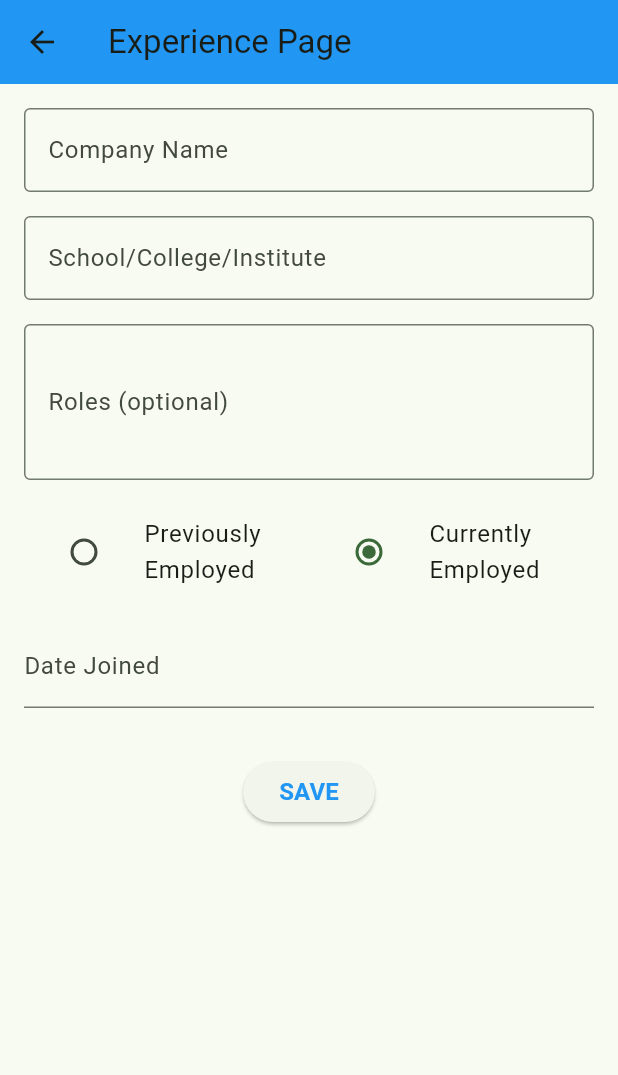
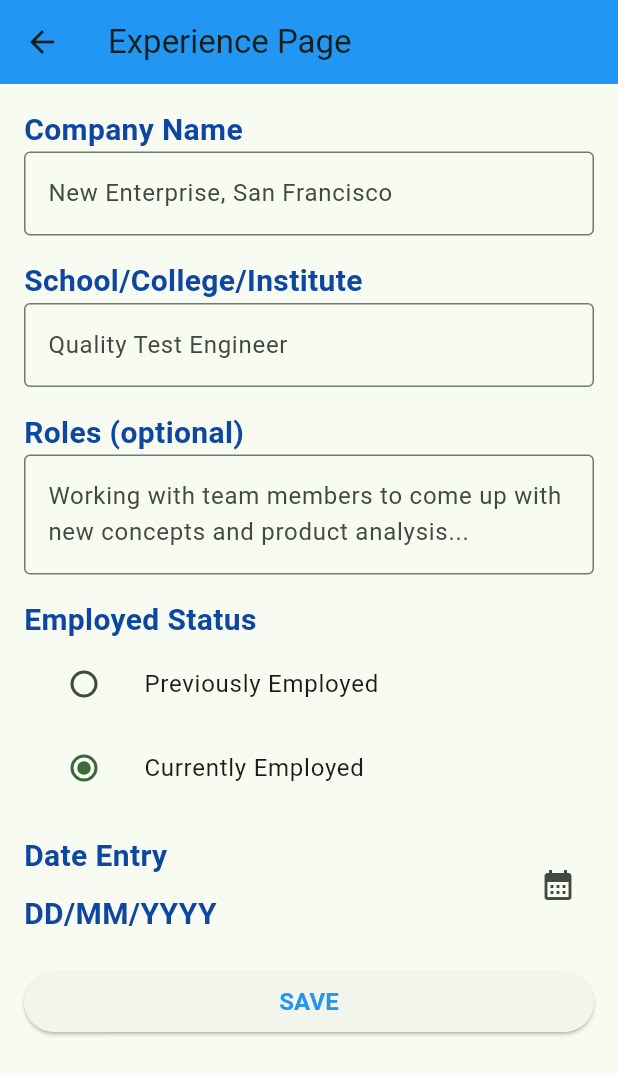
Before and after one commit to dhruv-bhalani/Resume_App, a Flutter app: the ExperiencesPage screen opened by its route, on a phone screen of 412 x 824 dp. Shown: the top 1075 px of the screen. Run offline on Flutter 3.47's test engine with Material 3 defaults, Android fonts, the phone set to English and light mode, and no system bars; our stand-ins replace image_picker.

```diff
--- a/lib/Routes/App_routes.dart
+++ b/lib/Routes/App_routes.dart
@@ -7,7 +7,6 @@ import 'package:resume_builder_app/views/Build_page/all_options/Contact_info_pag
 import 'package:resume_builder_app/views/Build_page/all_options/Declaration_page/Declaration_page.dart';
 import 'package:resume_builder_app/views/Build_page/all_options/Eduction_page/Eduction_page.dart';
 import 'package:resume_builder_app/views/Build_page/all_options/Experiences_page/Experiences_page.dart';
-import 'package:resume_builder_app/views/Build_page/all_options/Interest_page/Interest_page.dart';
 import 'package:resume_builder_app/views/Build_page/all_options/Personal_Details_page/Personal_details.dart';
 import 'package:resume_builder_app/views/Build_page/all_options/Projects_page/Projects_page.dart';
 import 'package:resume_builder_app/views/Build_page/all_options/References_page/References_page.dart';
@@ -51,11 +50,6 @@ class AppRoutes {
       'route': "experience_info_page",
     },
     {
-      'icon': "${iconpath}certificate.png",
-      'title': "Technical Skills",
-      'route': "technical_Skills_page",
-    },
-    {
       'icon': "${iconpath}open-book.png",
       'title': "Interest/Hobbies",
       'route': "Interest/Hobbies_page",
@@ -92,10 +86,9 @@ class AppRoutes {
     alloptions[3]['route']: (context) => const EductionPage(),
     alloptions[4]['route']: (context) => const ExperiencesPage(),
     alloptions[5]['route']: (context) => const TechnicalSkillsPage(),
-    alloptions[6]['route']: (context) => const InterestPage(),
-    alloptions[7]['route']: (context) => const ProjectsPage(),
-    alloptions[8]['route']: (context) => const AchievementsPage(),
-    alloptions[9]['route']: (context) => const ReferencesPage(),
-    alloptions[10]['route']: (context) => const DeclarationPage(),
+    alloptions[6]['route']: (context) => const ProjectsPage(),
+    alloptions[7]['route']: (context) => const AchievementsPage(),
+    alloptions[8]['route']: (context) => const ReferencesPage(),
+    alloptions[9]['route']: (context) => const DeclarationPage(),
   };
 }
--- a/lib/utils/globals.dart
+++ b/lib/utils/globals.dart
@@ -16,4 +16,5 @@ class Globals {
   static bool isChecked = false;
   static bool isCurrentlyEmployed = true;
   static List<String> languages = [];
+  static List<String> Technicalskills = [];
 }
--- a/lib/views/Build_page/all_options/Experiences_page/Experiences_page.dart
+++ b/lib/views/Build_page/all_options/Experiences_page/Experiences_page.dart
@@ -1,4 +1,5 @@
 import 'package:flutter/material.dart';
+import 'package:intl/intl.dart';
 import 'package:resume_builder_app/utils/extension.dart';
 import 'package:resume_builder_app/utils/globals.dart';
 
@@ -11,10 +12,10 @@ class ExperiencesPage extends StatefulWidget {
 
 class _ExperiencesPageState extends State<ExperiencesPage> {
   GlobalKey<FormState> formKey = GlobalKey<FormState>();
+  DateTime? date;
 
   @override
   Widget build(BuildContext context) {
-    var isCurrentlyEmployed;
     return Scaffold(
       appBar: AppBar(
         title: const Text('Experience Page'),
@@ -24,11 +25,18 @@ class _ExperiencesPageState extends State<ExperiencesPage> {
         padding: const EdgeInsets.all(16.0),
         child: Form(
           key: formKey,
-          child: Column(
+          child: ListView(
             children: [
+              Text(
+                "Company Name",
+                style: TextStyle(
+                  fontWeight: FontWeight.bold,
+                  fontSize: 20,
+                  color: Colors.blue[900],
+                ),
+              ),
               TextFormField(
                 decoration: const InputDecoration(
-                  labelText: 'Company Name',
                   hintText: 'New Enterprise, San Francisco',
                   border: OutlineInputBorder(),
                 ),
@@ -40,10 +48,17 @@ class _ExperiencesPageState extends State<ExperiencesPage> {
                   return null;
                 },
               ),
-              16.height,
+              16.height, // This should be an extension method for spacing
+              Text(
+                'School/College/Institute',
+                style: TextStyle(
+                  fontWeight: FontWeight.bold,
+                  fontSize: 20,
+                  color: Colors.blue[900],
+                ),
+              ),
               TextFormField(
                 decoration: const InputDecoration(
-                  labelText: 'School/College/Institute',
                   hintText: 'Quality Test Engineer',
                   border: OutlineInputBorder(),
                 ),
@@ -56,20 +71,33 @@ class _ExperiencesPageState extends State<ExperiencesPage> {
                 },
               ),
               16.height,
+              Text(
+                'Roles (optional)',
+                style: TextStyle(
+                  fontWeight: FontWeight.bold,
+                  fontSize: 20,
+                  color: Colors.blue[900],
+                ),
+              ),
               TextFormField(
                 decoration: const InputDecoration(
-                  labelText: 'Roles (optional)',
-                  hintText: 'Working with team members...',
+                  hintText:
+                      'Working with team members to come up with new concepts and product analysis...',
                   border: OutlineInputBorder(),
                 ),
                 onSaved: (value) => Globals.role = value,
-                maxLines: 3,
+                maxLines: 2,
               ),
               16.height,
-              Row(
-                children: [
-                  Expanded(
-                    child: ListTile(
+              Text(
+                'Employed Status',
+                style: TextStyle(
+                  fontWeight: FontWeight.bold,
+                  fontSize: 20,
+                  color: Colors.blue[900],
+                ),
+              ),
+              ListTile(
                 title: const Text('Previously Employed'),
                 leading: Radio<bool>(
                   value: false,
@@ -81,9 +109,7 @@ class _ExperiencesPageState extends State<ExperiencesPage> {
                   },
                 ),
               ),
-                  ),
-                  Expanded(
-                    child: ListTile(
+              ListTile(
                 title: const Text('Currently Employed'),
                 leading: Radio<bool>(
                   value: true,
@@ -95,47 +121,96 @@ class _ExperiencesPageState extends State<ExperiencesPage> {
                   },
                 ),
               ),
-                  ),
-                ],
-              ),
               16.height,
               Row(
                 children: [
                   Expanded(
-                    child: TextFormField(
-                      decoration: const InputDecoration(
-                        labelText: 'Date Joined',
-                        hintText: 'DD/MM/YYYY',
-                      ),
-                      onSaved: (value) => Globals.dateJoined = value,
-                      validator: (value) {
-                        if (value == null || value.isEmpty) {
-                          return 'Please enter the date joined';
-                        }
-                        return null;
-                      },
+                    child: Column(
+                      crossAxisAlignment: CrossAxisAlignment.start,
+                      children: [
+                        Text(
+                          'Date Entry',
+                          style: TextStyle(
+                            fontWeight: FontWeight.bold,
+                            fontSize: 20,
+                            color: Colors.blue[900],
                           ),
                         ),
-                  if (!Globals.isCurrentlyEmployed) 16.height,
-                  if (!Globals.isCurrentlyEmployed)
-                    Expanded(
-                      child: TextFormField(
-                        decoration: const InputDecoration(
-                          labelText: 'Date Exit',
-                          hintText: 'DD/MM/YYYY',
-                        ),
-                        onSaved: (value) => Globals.dateExit = value,
-                        validator: (value) {
-                          if (value == null || value.isEmpty) {
-                            return 'Please enter the date exit';
-                          }
-                          return null;
-                        },
+                        10.height,
+                        Text(
+                          date != null
+                              ? DateFormat('dd/MM/yyyy').format(date!)
+                              : 'DD/MM/YYYY',
+                          style: TextStyle(
+                            fontWeight: FontWeight.bold,
+                            fontSize: 20,
+                            color: Colors.blue[900],
                           ),
                         ),
                       ],
                     ),
-              const SizedBox(height: 32),
+                  ),
+                  IconButton(
+                    onPressed: () async {
+                      date = await showDatePicker(
+                        context: context,
+                        firstDate: DateTime(1900),
+                        lastDate: DateTime.now(),
+                        initialDate: DateTime.now(),
+                      );
+
+                      setState(() {});
+                    },
+                    icon: const Icon(Icons.calendar_month),
+                  ),
+                ],
+              ),
+              if (!Globals.isCurrentlyEmployed) 16.height,
+              if (!Globals.isCurrentlyEmployed)
+                Row(
+                  children: [
+                    Expanded(
+                      child: Column(
+                        crossAxisAlignment: CrossAxisAlignment.start,
+                        children: [
+                          Text(
+                            'Date Exit',
+                            style: TextStyle(
+                              fontWeight: FontWeight.bold,
+                              fontSize: 20,
+                              color: Colors.blue[900],
+                            ),
+                          ),
+                          10.height,
+                          Text(
+                            date != null
+                                ? DateFormat('dd/MM/yyyy').format(date!)
+                                : 'DD/MM/YYYY',
+                            style: TextStyle(
+                              fontWeight: FontWeight.bold,
+                              fontSize: 20,
+                              color: Colors.blue[900],
+                            ),
+                          ),
+                        ],
+                      ),
+                    ),
+                    IconButton(
+                      onPressed: () async {
+                        date = await showDatePicker(
+                          context: context,
+                          firstDate: DateTime(1900),
+                          lastDate: DateTime.now(),
+                          initialDate: DateTime.now(),
+                        );
+
+                        setState(() {});
+                      },
+                      icon: const Icon(Icons.calendar_month),
+                    ),
+                  ],
+                ),
+              20.height,
               ElevatedButton(
                 onPressed: () {
                   if (formKey.currentState!.validate()) {
```
Also changed, not shown: lib/views/Build_page/all_options/Interest_page/Interest_page.dart (deleted, +0 -19 lines), lib/views/Build_page/all_options/Technicall_Skills_page/Technical_skills_page.dart (+98 -1 lines). Lines whose indentation alone changed are shown as unchanged.
